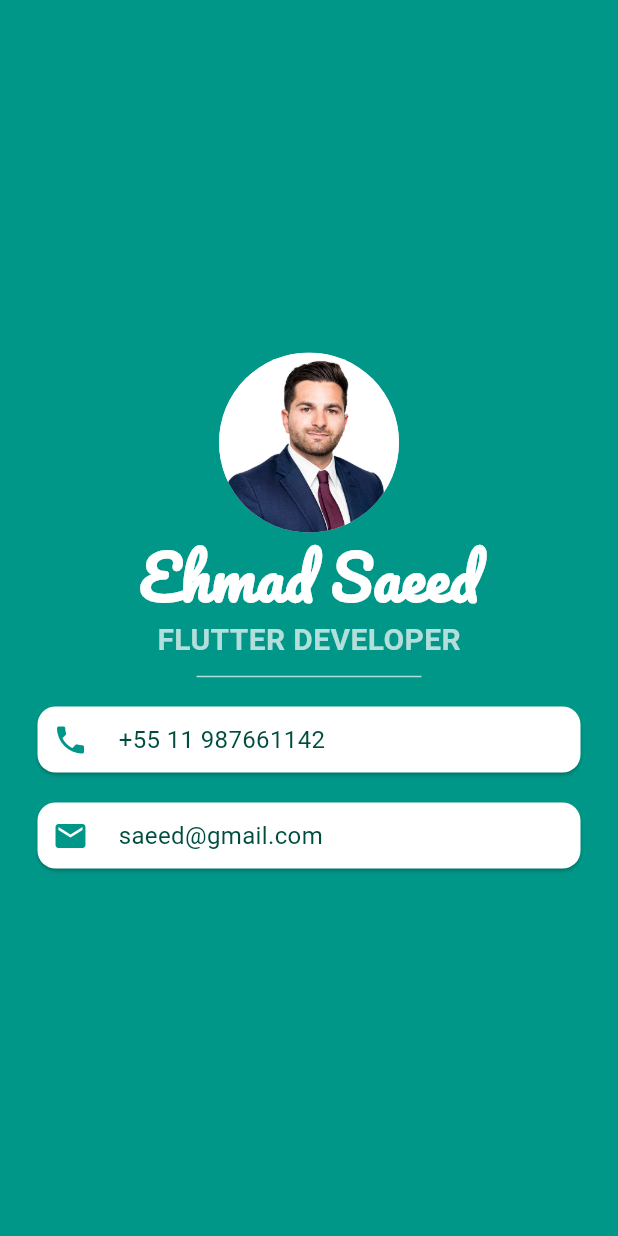
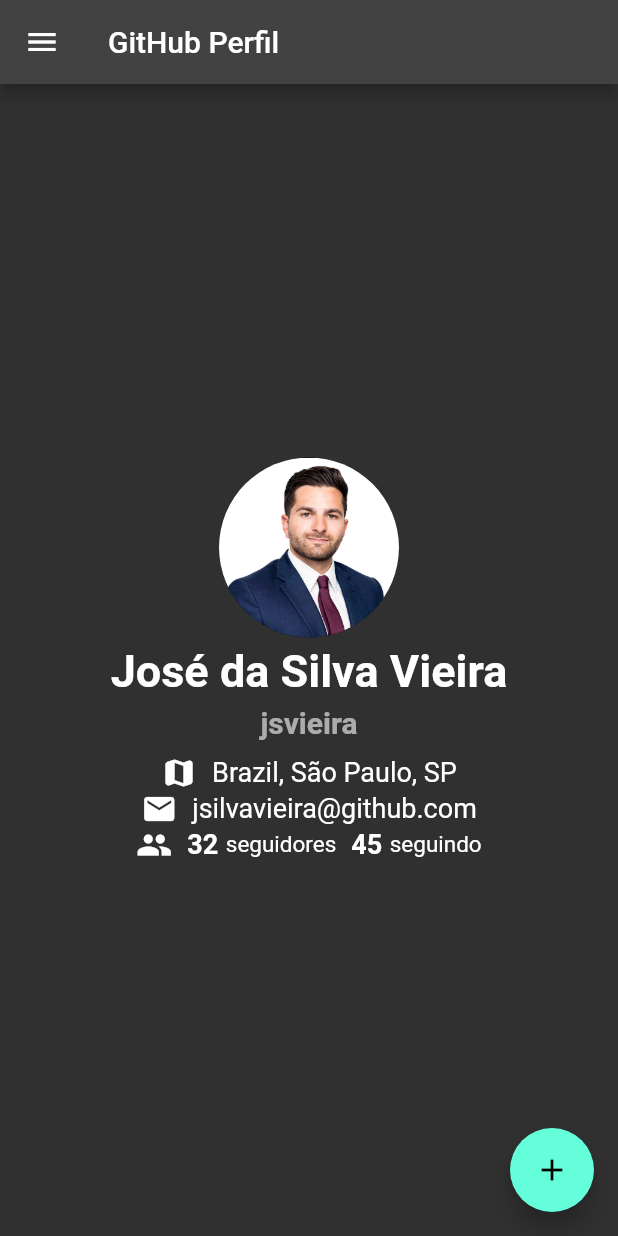
Before and after one commit to dcvieira/card_app, a Flutter app: the screen it shows after launch, on a phone screen of 412 x 824 dp. Run offline on Flutter 3.47's test engine with Material 3 defaults, Android fonts, the phone set to English and light mode, and no system bars.

Commit message:
checkpoint1

```diff
--- a/lib/main.dart
+++ b/lib/main.dart
@@ -1,7 +1,6 @@
 // ignore_for_file: prefer_const_constructors, prefer_const_literals_to_create_immutables
 
 import 'package:flutter/material.dart';
-import 'package:micard/custom_card.dart';
 
 void main() {
   runApp(const MyApp());
@@ -14,8 +13,37 @@ class MyApp extends StatelessWidget {
   @override
   Widget build(BuildContext context) {
     return MaterialApp(
+      debugShowCheckedModeBanner: false,
+      theme: ThemeData.dark(useMaterial3: false),
       home: Scaffold(
-        backgroundColor: Colors.teal,
+        appBar: AppBar(
+          title: const Text('GitHub Perfil'),
+        ),
+        drawer: Drawer(
+          child: Column(
+            children: [
+              UserAccountsDrawerHeader(
+                accountName: Text('José da Silva Vieira'),
+                accountEmail: Text('jsilvavieira@github.com'),
+                currentAccountPicture: CircleAvatar(
+                  backgroundImage: AssetImage('images/profile.jpg'),
+                ),
+              ),
+              ListTile(
+                leading: Icon(Icons.person),
+                title: Text('Perfil'),
+              ),
+              ListTile(
+                leading: Icon(Icons.book),
+                title: Text('Repositórios'),
+              ),
+              ListTile(
+                leading: Icon(Icons.star),
+                title: Text('Favoritos'),
+              ),
+            ],
+          ),
+        ),
         body: Column(
           mainAxisAlignment: MainAxisAlignment.center,
           children: [
@@ -23,33 +51,125 @@ class MyApp extends StatelessWidget {
               radius: 60.0,
               backgroundImage: AssetImage('images/profile.jpg'),
             ),
-            Text(
-              'Ehmad Saeed',
-              style: TextStyle(
-                fontFamily: 'Pacifico',
-                color: Colors.white,
-                fontSize: 40,
-                fontWeight: FontWeight.bold,
-              ),
+            SizedBox(
+              height: 5,
             ),
             Text(
-              'FLUTTER DEVELOPER',
+              'José da Silva Vieira',
               style: TextStyle(
-                fontSize: 20,
-                color: Colors.teal[100],
+                color: Colors.white,
+                fontSize: 30,
                 fontWeight: FontWeight.bold,
               ),
             ),
             SizedBox(
-              height: 20,
-              width: 150,
-              child: Divider(
-                color: Colors.teal.shade100,
+              height: 5,
+            ),
+            Text(
+              'jsvieira',
+              style: TextStyle(
+                fontSize: 20,
+                color: Colors.white60,
+                fontWeight: FontWeight.bold,
               ),
             ),
-            CustomCard(text: '+55 11 987661142', icon: Icons.phone),
-            CustomCard(text: 'saeed@gmail.com', icon: Icons.email),
+            SizedBox(
+              height: 10,
+            ),
+            Row(
+              mainAxisAlignment: MainAxisAlignment.center,
+              children: [
+                Icon(
+                  Icons.map_rounded,
+                  color: Colors.white,
+                ),
+                const SizedBox(
+                  width: 10,
+                ),
+                Text(
+                  'Brazil, São Paulo, SP',
+                  style: TextStyle(
+                    color: Colors.white,
+                    fontSize: 18,
+                  ),
+                ),
+              ],
+            ),
+            Row(
+              mainAxisAlignment: MainAxisAlignment.center,
+              children: [
+                Icon(
+                  Icons.email,
+                  color: Colors.white,
+                ),
+                const SizedBox(
+                  width: 10,
+                ),
+                Text(
+                  'jsilvavieira@github.com',
+                  style: TextStyle(
+                    color: Colors.white,
+                    fontSize: 18,
+                  ),
+                ),
+              ],
+            ),
+            Row(
+              mainAxisAlignment: MainAxisAlignment.center,
+              children: [
+                Icon(
+                  Icons.people,
+                  color: Colors.white,
+                ),
+                const SizedBox(
+                  width: 10,
+                ),
+                Text(
+                  '32',
+                  style: TextStyle(
+                    color: Colors.white,
+                    fontSize: 18,
+                    fontWeight: FontWeight.bold,
+                  ),
+                ),
+                SizedBox(
+                  width: 5,
+                ),
+                Text(
+                  'seguidores',
+                  style: TextStyle(
+                    color: Colors.white,
+                    fontSize: 15,
+                  ),
+                ),
+                SizedBox(
+                  width: 10,
+                ),
+                Text(
+                  '45',
+                  style: TextStyle(
+                    color: Colors.white,
+                    fontSize: 18,
+                    fontWeight: FontWeight.bold,
+                  ),
+                ),
+                SizedBox(
+                  width: 5,
+                ),
+                Text(
+                  'seguindo',
+                  style: TextStyle(
+                    color: Colors.white,
+                    fontSize: 15,
+                  ),
+                ),
+              ],
+            ),
           ],
+        ),
+        floatingActionButton: FloatingActionButton(
+          onPressed: () {},
+          child: Icon(Icons.add),
         ),
       ),
     );
```
